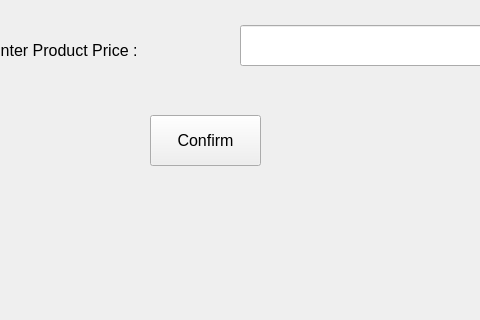
The window that UI/StackedView.ui (nilay1221/Inventory_Management) describes before a commit, drawn with Qt 5; both pictures show x 350 to 830 and y 395 to 715 of the 1262 by 873 pixel window.
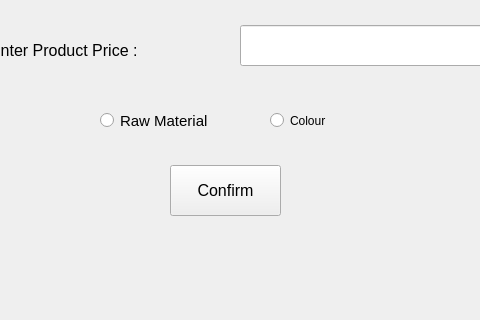
The same window after the commit. The open tabs and pages were chosen to show the change.

```diff
--- a/UI/StackedView.ui
+++ b/UI/StackedView.ui
@@ -414,8 +414,8 @@
      <widget class="QPushButton" name="rm_new_confirm">
       <property name="geometry">
        <rect>
-        <x>450</x>
-        <y>500</y>
+        <x>470</x>
+        <y>550</y>
         <width>111</width>
         <height>51</height>
        </rect>
@@ -462,6 +462,55 @@
        </font>
       </property>
      </widget>
+     <widget class="QRadioButton" name="radioButton_9">
+      <property name="geometry">
+       <rect>
+        <x>400</x>
+        <y>490</y>
+        <width>121</width>
+        <height>31</height>
+       </rect>
+      </property>
+      <property name="baseSize">
+       <size>
+        <width>0</width>
+        <height>0</height>
+       </size>
+      </property>
+      <property name="font">
+       <font>
+        <pointsize>11</pointsize>
+       </font>
+      </property>
+      <property name="styleSheet">
+       <string notr="true">QRadioButton::indicator { width: 20px; height: 20px;};</string>
+      </property>
+      <property name="text">
+       <string>Raw Material</string>
+      </property>
+      <property name="iconSize">
+       <size>
+        <width>32</width>
+        <height>32</height>
+       </size>
+      </property>
+     </widget>
+     <widget class="QRadioButton" name="radioButton_10">
+      <property name="geometry">
+       <rect>
+        <x>570</x>
+        <y>490</y>
+        <width>111</width>
+        <height>31</height>
+       </rect>
+      </property>
+      <property name="styleSheet">
+       <string notr="true">QRadioButton::indicator { width: 20px; height: 20px;};</string>
+      </property>
+      <property name="text">
+       <string>Colour</string>
+      </property>
+     </widget>
     </widget>
     <widget class="QWidget" name="new_shade_entry">
      <widget class="QPushButton" name="back_add_rm_2">
```
Left out of the diff: 123 changed lines with no effect on the pictures.
